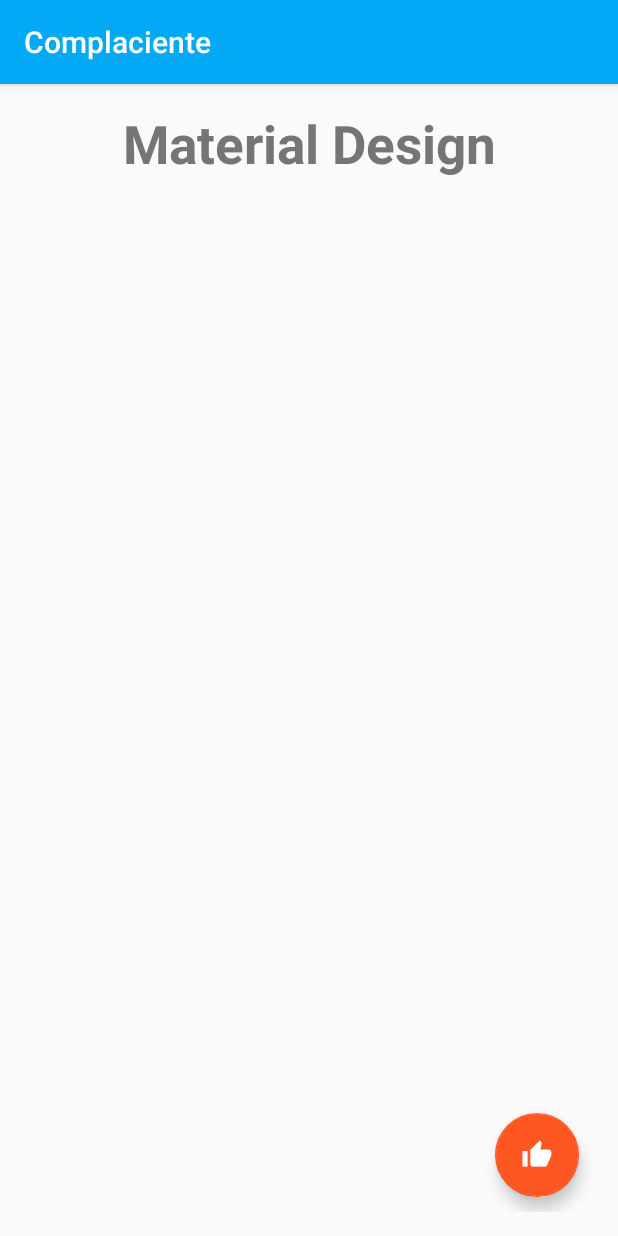
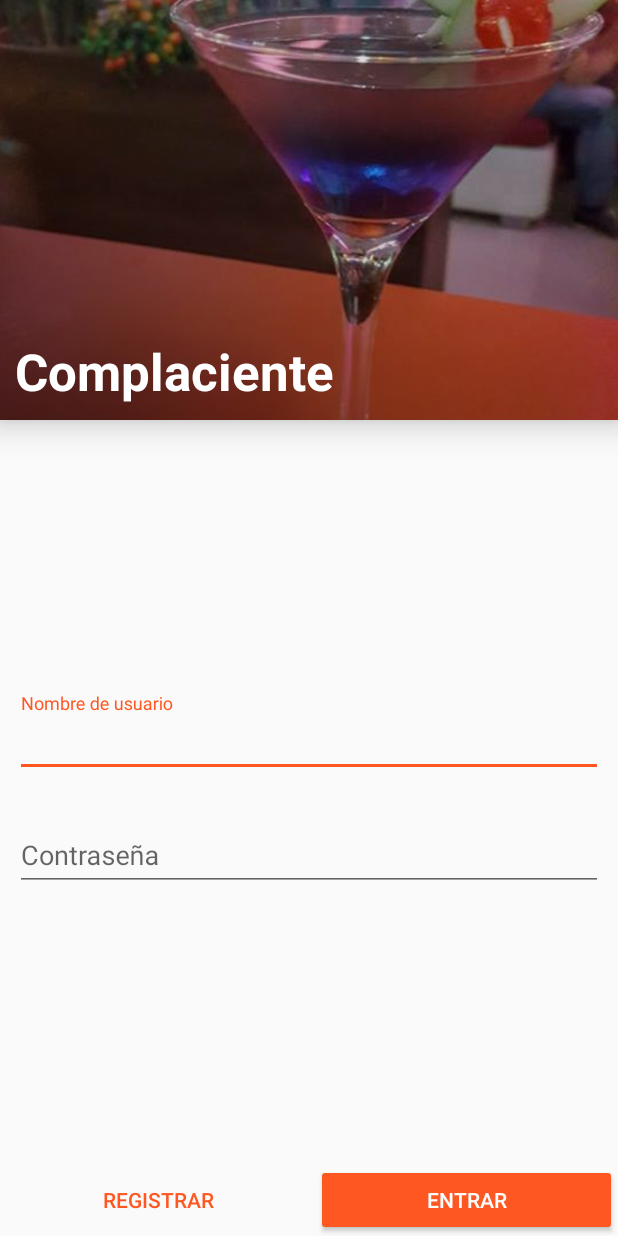
Before and after one commit to andresmao23/Complaciente, an Android app: the screen it shows after launch (MainActivity before the commit, LoginActivity after it), on a phone screen of 412 x 824 dp. Run offline under Robolectric (Android 15) with nearby library versions, the phone set to English and light mode, and no system bars.

Commit message:
Diseño de la pantalla de login terminada

```diff
--- a/app/build.gradle
+++ b/app/build.gradle
@@ -28,4 +28,8 @@ dependencies {
     testCompile 'junit:junit:4.12'
     compile 'com.android.support:design:25.2.0'
     compile 'com.jakewharton:butterknife:7.0.1'
+    compile 'com.android.support:design:25.2.0'
+    compile 'com.android.support:cardview-v7:25.2.0'
+    compile 'com.android.support:recyclerview-v7:25.2.0'
+    compile 'com.android.support:palette-v7:25.2.0'
 }
--- a/app/src/main/AndroidManifest.xml
+++ b/app/src/main/AndroidManifest.xml
@@ -9,6 +9,12 @@
         android:supportsRtl="true"
         android:theme="@style/AppTheme">
         <activity android:name=".MainActivity">
+
+        </activity>
+        <activity
+            android:name=".LoginActivity"
+            android:label="@string/app_name"
+            android:theme="@style/NoAppBar">
             <intent-filter>
                 <action android:name="android.intent.action.MAIN" />
 
--- /dev/null
+++ b/app/src/main/java/com/amcaicedo/sena/complaciente/LoginActivity.java
@@ -0,0 +1,13 @@
+package com.amcaicedo.sena.complaciente;
+
+import android.support.v7.app.AppCompatActivity;
+import android.os.Bundle;
+
+public class LoginActivity extends AppCompatActivity {
+
+    @Override
+    protected void onCreate(Bundle savedInstanceState) {
+        super.onCreate(savedInstanceState);
+        setContentView(R.layout.activity_login);
+    }
+}
--- /dev/null
+++ b/app/src/main/res/drawable/mask_dark.xml
@@ -0,0 +1,10 @@
+<?xml version="1.0" encoding="utf-8"?>
+<shape xmlns:android="http://schemas.android.com/apk/res/android"
+    android:shape="rectangle">
+
+    <gradient android:angle="45"
+        android:startColor="#88000000"
+        android:centerColor="#33000000"
+        android:endColor="#00000000"/>
+
+</shape>
--- /dev/null
+++ b/app/src/main/res/layout/activity_login.xml
@@ -0,0 +1,93 @@
+<?xml version="1.0" encoding="utf-8"?>
+<TableLayout xmlns:android="http://schemas.android.com/apk/res/android"
+    xmlns:tools="http://schemas.android.com/tools"
+    xmlns:app="http://schemas.android.com/apk/res-auto"
+    android:id="@+id/activity_login"
+    android:layout_width="match_parent"
+    android:layout_height="match_parent"
+    android:stretchColumns="*"
+    tools:context="com.amcaicedo.sena.complaciente.LoginActivity">
+
+    <android.support.design.widget.AppBarLayout
+        android:layout_width="match_parent"
+        android:layout_height="280dp"
+        app:elevation="12dp"
+        >
+
+        <FrameLayout
+            android:layout_width="match_parent"
+            android:layout_height="match_parent">
+
+            <ImageView
+                android:layout_width="match_parent"
+                android:layout_height="match_parent"
+                android:src="@drawable/coctail"
+                android:scaleType="centerCrop"/>
+
+            <ImageView
+                android:layout_width="match_parent"
+                android:layout_height="match_parent"
+                android:src="@drawable/mask_dark"
+                android:scaleType="centerCrop"/>
+
+            <TextView
+                style="@style/TextAppearance.AppCompat.Display1"
+                android:layout_width="match_parent"
+                android:layout_height="wrap_content"
+                android:text="@string/app_name"
+                android:textColor="@android:color/white"
+                android:layout_gravity="bottom"
+                android:textStyle="bold"
+                android:padding="@dimen/padding_small"/>
+
+        </FrameLayout>
+
+    </android.support.design.widget.AppBarLayout>
+
+    <LinearLayout
+        android:layout_width="match_parent"
+        android:layout_height="0dp"
+        android:layout_weight="1"
+        android:orientation="vertical"
+        android:padding="@dimen/padding_small"
+        android:gravity="center">
+
+        <android.support.design.widget.TextInputLayout
+            android:id="@+id/edit_usr"
+            android:layout_width="match_parent"
+            android:layout_height="wrap_content"
+            android:layout_marginBottom="@dimen/padding_medium">
+            <EditText
+                android:layout_width="match_parent"
+                android:layout_height="wrap_content"
+                android:hint="@string/login_usr" />
+        </android.support.design.widget.TextInputLayout>
+
+        <android.support.design.widget.TextInputLayout
+            android:id="@+id/edit_pass"
+            android:layout_width="match_parent"
+            android:layout_height="wrap_content">
+            <EditText
+                android:layout_width="match_parent"
+                android:layout_height="wrap_content"
+                android:hint="@string/login_pass"
+                android:inputType="textPassword"/>
+        </android.support.design.widget.TextInputLayout>
+    </LinearLayout>
+
+    <TableRow>
+        <Button
+            style="@style/Widget.AppCompat.Button.Borderless.Colored"
+            android:id="@+id/btn_register"
+            android:layout_height="wrap_content"
+            android:text="@string/registrar"/>
+
+        <android.support.v7.widget.AppCompatButton
+            android:id="@+id/btn_login"
+            android:layout_height="wrap_content"
+            android:text="@string/entrar"
+            app:theme="@style/ButtonAccentColor"/>
+    </TableRow>
+
+
+</TableLayout>
--- a/app/src/main/res/values/dimens.xml
+++ b/app/src/main/res/values/dimens.xml
@@ -3,4 +3,6 @@
     <dimen name="activity_horizontal_margin">16dp</dimen>
     <dimen name="activity_vertical_margin">16dp</dimen>
     <dimen name="fab_margin">10dp</dimen>
+    <dimen name="padding_small">10dp</dimen>
+    <dimen name="padding_medium">20dp</dimen>
 </resources>
--- a/app/src/main/res/values/strings.xml
+++ b/app/src/main/res/values/strings.xml
@@ -1,3 +1,7 @@
 <resources>
     <string name="app_name">Complaciente</string>
+    <string name="login_usr">Nombre de usuario</string>
+    <string name="login_pass">Contraseña</string>
+    <string name="registrar">Registrar</string>
+    <string name="entrar">Entrar</string>
 </resources>
--- a/app/src/main/res/values/styles.xml
+++ b/app/src/main/res/values/styles.xml
@@ -1,6 +1,16 @@
 <resources>
 
-    <!-- Base application theme. -->
+    <style name="ButtonAccentColor" parent="Widget.AppCompat.Button">
+        <item name="colorButtonNormal">@color/colorAccent</item>
+        <item name="colorControlHighlight">@color/colorPrimary</item>
+        <item name="android:textColor">@android:color/white</item>
+    </style>
+
+    <style name="NoAppBar" parent="Theme.AppCompat.Light.NoActionBar">
+        <item name="colorPrimary">@color/colorPrimary</item>
+        <item name="colorPrimaryDark">@color/colorPrimaryDark</item>
+        <item name="colorAccent">@color/colorAccent</item>
+    </style>
     <style name="AppTheme" parent="Theme.AppCompat.Light.DarkActionBar">
         <!-- Customize your theme here. -->
         <item name="colorPrimary">@color/colorPrimary</item>
```
